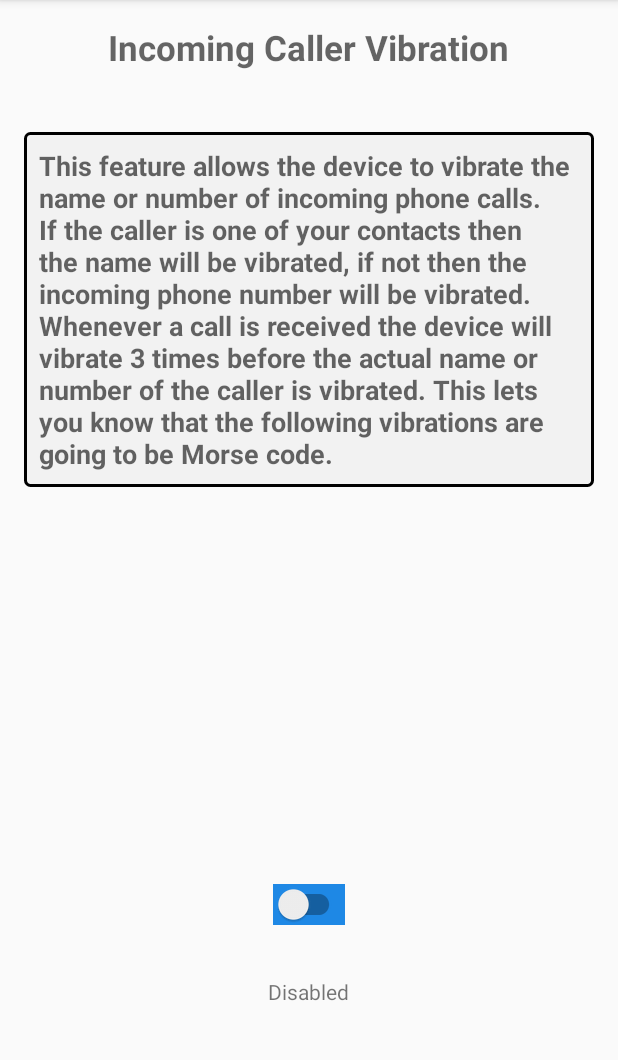
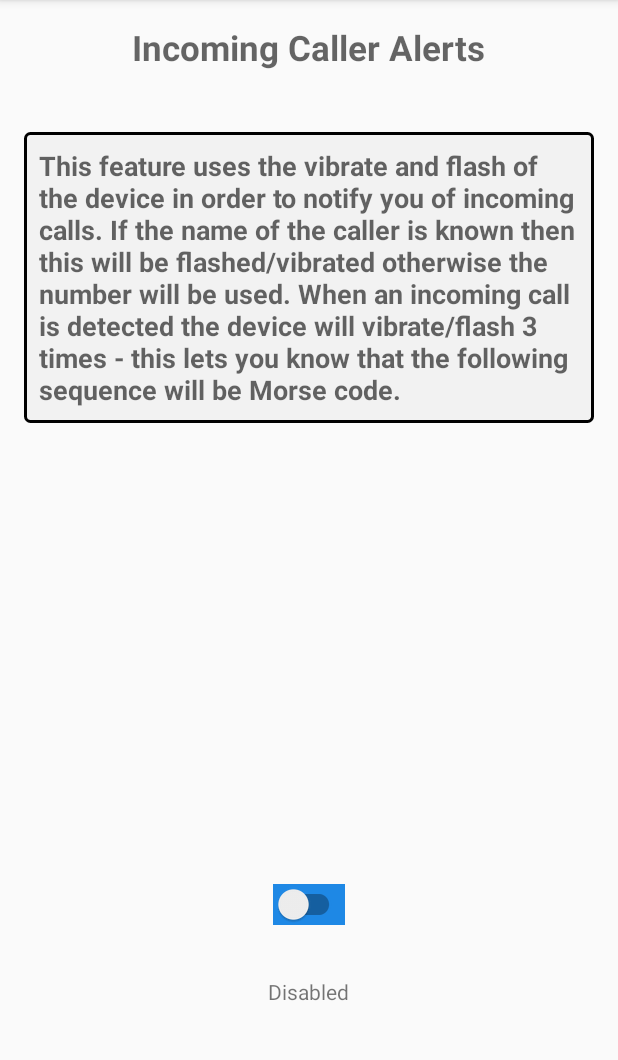
Before and after one commit to TreborOB/Morse_Code_Mentor, an Android app: the CallerAlerts screen opened directly, with no data from a screen before it, on a phone screen of 412 x 824 dp, the part 84-1144 px from its top. Run offline under Robolectric (Android 15) with nearby library versions, the light colour scheme and no system bars; our stand-ins replace ButterKnife; libraries missing offline, so code that uses them is left out: com.gc.materialdesign, com.uncopt.android; plain views replace JustifiedTextView, Switch; 2 statements that could not run were skipped.

Commit message:
Minor changes

```diff
--- a/app/build.gradle
+++ b/app/build.gradle
@@ -50,4 +50,5 @@ dependencies {
     compile 'com.daimajia.androidanimations:library:1.1.3@aar'
     compile 'com.uncopt:android.justified:1.0'
     compile 'com.mixpanel.android:mixpanel-android:4.+'
+    compile 'com.twotoasters.jazzylistview:library:1.2.1'
 }
--- a/app/src/main/AndroidManifest.xml
+++ b/app/src/main/AndroidManifest.xml
@@ -56,7 +56,7 @@
             </intent-filter>
         </receiver>
 
-        <activity android:name=".Tools.CallVibration" />
+        <activity android:name=".Tools.CallerAlerts" />
     </application>
 
 </manifest>
--- a/app/src/main/java/com/example/robert/morseprototype/Misc/CallReceiver.java
+++ b/app/src/main/java/com/example/robert/morseprototype/Misc/CallReceiver.java
@@ -36,7 +36,7 @@ public class CallReceiver extends BroadcastReceiver {
                 System.out.println("incomingNumber : "+incomingNumber);
                 System.out.println("incoming caller name : "+name);
 
-                mOutput = new Output(context, false, false, true, false);
+                mOutput = new Output(context, false, true, true, false);
 
                 final MorseTranslations morseTranslations = new MorseTranslations();
 
--- a/app/src/main/java/com/example/robert/morseprototype/Sos/Sos.java
+++ b/app/src/main/java/com/example/robert/morseprototype/Sos/Sos.java
@@ -53,6 +53,8 @@ public class Sos extends BaseActivity {
         }
     };
 
+
+
     @Override
     protected void onCreate(Bundle savedInstanceState) {
         super.onCreate(savedInstanceState);
@@ -64,6 +66,7 @@ public class Sos extends BaseActivity {
         if(Options.getScreenFlashSpeed(this)) {
             Options.setSpeedFast();
         }else{
+
             Options.setSpeedSlow();
         }
 
--- a/app/src/main/java/com/example/robert/morseprototype/Tools/CallVibration.java
+++ b/app/src/main/java/com/example/robert/morseprototype/Tools/CallerAlerts.java
@@ -15,13 +15,14 @@ import com.gc.materialdesign.views.Switch;
 import butterknife.Bind;
 import butterknife.ButterKnife;
 
-public class CallVibration extends AppCompatActivity {
+public class CallerAlerts extends AppCompatActivity {
 
 
     @Bind(R.id.textView18)       TextView enableDisable;
     @Bind(R.id.vibrateSwitchCall)Switch switchCall;
 
     TinyDB tinyDB;
+
 
     @Override
     protected void onCreate(Bundle savedInstanceState) {
@@ -51,8 +52,8 @@ public class CallVibration extends AppCompatActivity {
                     enableDisable.setText("Enabled");
                     tinyDB.putBoolean("vibrate", true);
 
-                    PackageManager pm  = CallVibration.this.getPackageManager();
-                    ComponentName componentName = new ComponentName(CallVibration.this, CallReceiver.class);
+                    PackageManager pm  = CallerAlerts.this.getPackageManager();
+                    ComponentName componentName = new ComponentName(CallerAlerts.this, CallReceiver.class);
                     pm.setComponentEnabledSetting(componentName,PackageManager.COMPONENT_ENABLED_STATE_ENABLED,
                             PackageManager.DONT_KILL_APP);
                     Toast.makeText(getApplicationContext(), "Enabled", Toast.LENGTH_LONG).show();
@@ -62,8 +63,8 @@ public class CallVibration extends AppCompatActivity {
                     enableDisable.setText("Disabled");
                     tinyDB.putBoolean("vibrate", false);
 
-                    PackageManager pm  = CallVibration.this.getPackageManager();
-                    ComponentName componentName = new ComponentName(CallVibration.this, CallReceiver.class);
+                    PackageManager pm  = CallerAlerts.this.getPackageManager();
+                    ComponentName componentName = new ComponentName(CallerAlerts.this, CallReceiver.class);
                     pm.setComponentEnabledSetting(componentName,PackageManager.COMPONENT_ENABLED_STATE_DISABLED,
                             PackageManager.DONT_KILL_APP);
                     Toast.makeText(getApplicationContext(), "Disabled", Toast.LENGTH_LONG).show();
--- a/app/src/main/java/com/example/robert/morseprototype/Tools/Tools.java
+++ b/app/src/main/java/com/example/robert/morseprototype/Tools/Tools.java
@@ -123,7 +123,7 @@ public class Tools extends AppCompatActivity {
 
     public void openCallVibration(View view) {
 
-        Intent intent = new Intent(this, CallVibration.class);
+        Intent intent = new Intent(this, CallerAlerts.class);
         startActivity(intent);
 
 
--- a/app/src/main/java/com/example/robert/morseprototype/Training/Introduction.java
+++ b/app/src/main/java/com/example/robert/morseprototype/Training/Introduction.java
@@ -7,7 +7,6 @@ import android.view.MenuItem;
 import android.view.MotionEvent;
 import android.view.View;
 import android.widget.ImageView;
-import android.widget.ProgressBar;
 import android.widget.TextView;
 
 import com.example.robert.morseprototype.Hardware.Output;
--- a/app/src/main/java/com/example/robert/morseprototype/Training/MorseInput.java
+++ b/app/src/main/java/com/example/robert/morseprototype/Training/MorseInput.java
@@ -3,13 +3,11 @@ package com.example.robert.morseprototype.Training;
 import android.annotation.SuppressLint;
 import android.app.Activity;
 import android.graphics.Color;
-import android.graphics.PorterDuff;
 import android.os.Handler;
 import android.os.Message;
 import android.view.MotionEvent;
 import android.view.View;
 import android.widget.ImageView;
-import android.widget.ProgressBar;
 import android.widget.TextView;
 import com.example.robert.morseprototype.Misc.MorseTranslations;
 import com.example.robert.morseprototype.Options.Options;
--- a/app/src/main/java/com/example/robert/morseprototype/Training/Receive.java
+++ b/app/src/main/java/com/example/robert/morseprototype/Training/Receive.java
@@ -109,6 +109,7 @@ public class Receive extends BaseActivity {
 
     private void bindInterface() {
         mOutput.setScreenEnabled(true, mImageHandler);
+        mOutput.setSoundEnabled(true);
     }
 
 
--- a/app/src/main/java/com/example/robert/morseprototype/Training/TrainingTrail.java
+++ b/app/src/main/java/com/example/robert/morseprototype/Training/TrainingTrail.java
@@ -5,7 +5,6 @@ import android.os.Bundle;
 import android.view.MenuItem;
 import android.view.View;
 import android.widget.ImageView;
-import android.widget.ProgressBar;
 import android.widget.TextView;
 import com.example.robert.morseprototype.Misc.BaseActivity;
 import com.example.robert.morseprototype.Hardware.Sound;
@@ -46,8 +45,7 @@ public class TrainingTrail extends BaseActivity implements MorseInput.OnEndOfInp
     @Bind(R.id.tickThreeTraining) ImageView             tickThree;
     @Bind(R.id.trainingButtonNext)ButtonFlat            trainingNext;
     @Bind(R.id.trainingButtonPrev) ButtonFlat           trainingPrevious;
-    @Bind(R.id.trainingProgressBar)
-    ProgressBarDeterminate trainingProgressBar;
+    @Bind(R.id.trainingProgressBar) ProgressBarDeterminate trainingProgressBar;
 
     private ShowcaseConfig config = new ShowcaseConfig();
 
--- a/app/src/main/res/layout/activity_call_vibration.xml
+++ b/app/src/main/res/layout/activity_call_vibration.xml
@@ -7,7 +7,7 @@
     android:paddingLeft="@dimen/activity_horizontal_margin"
     android:paddingRight="@dimen/activity_horizontal_margin"
     android:paddingTop="@dimen/activity_vertical_margin"
-    tools:context="com.example.robert.morseprototype.Tools.CallVibration">
+    tools:context=".Tools.CallerAlerts">
 
 
     <com.uncopt.android.widget.text.justify.JustifiedTextView
--- a/app/src/main/res/layout/training_list.xml
+++ b/app/src/main/res/layout/training_list.xml
@@ -8,11 +8,10 @@
     android:paddingTop="@dimen/activity_vertical_margin"
     tools:context=".Training.TrainingAdapter">
 
-    <ListView
+    <com.twotoasters.jazzylistview.JazzyListView
         android:id="@+id/list"
         android:layout_width="match_parent"
         android:layout_height="fill_parent"
-        android:layout_alignParentStart="true">
-    </ListView>
+        android:layout_alignParentStart="true"/>
 
 </RelativeLayout>
--- a/app/src/main/res/values/strings.xml
+++ b/app/src/main/res/values/strings.xml
@@ -45,12 +45,10 @@
     <!--Morse Pad-->
 
     <!--Call Vibration-->
-    <string name="vibrate_incoming">Incoming Caller Vibration</string>
-    <string name="vibrate_instructions">This feature allows the device to vibrate the name or number of incoming phone calls.
-     If the caller is one of your contacts then the name will be vibrated, if not then the incoming phone number will be vibrated.
-
-    Whenever a call is received the device will vibrate 3 times before the actual name or number of the caller is vibrated. This lets you know that the following
-    vibrations are going to be Morse code.</string>
+    <string name="vibrate_incoming">Incoming Caller Alerts</string>
+    <string name="vibrate_instructions">This feature uses the vibrate and flash of the device in order to notify you of incoming calls.
+        If the name of the caller is known then this will be flashed/vibrated otherwise the number will be used. When an incoming call is detected
+        the device will vibrate/flash 3 times - this lets you know that the following sequence will be Morse code.</string>
     <string name="enable_vibration">Enabled</string>
     <!--Call Vibration-->
 
@@ -85,7 +83,7 @@
     <!--tools-->
     <string name="tools_morse_tools">Morse Tools</string>
     <string name="tools_open_screen_flash">Screen Flash</string>
-    <string name="tools_vibrate">Caller Vibration</string>
+    <string name="tools_vibrate">Caller Alerts</string>
     <!--tools-->
 
     <!--training-->
```
Also changed, not shown: app/src/main/java/com/example/robert/morseprototype/Hardware/Light.java (+11 -3 lines), app/src/main/java/com/example/robert/morseprototype/Training/Test.java (+11 -26 lines), app/src/main/java/com/example/robert/morseprototype/Training/Training.java (+10 -5 lines), app/src/main/java/com/example/robert/morseprototype/Training/TutorialSteps.java (+17 -16 lines), app/src/main/res/layout/activity_introduction.xml (+8 -8 lines), app/src/main/res/layout/activity_test.xml (+4 -4 lines), 3 other files.
